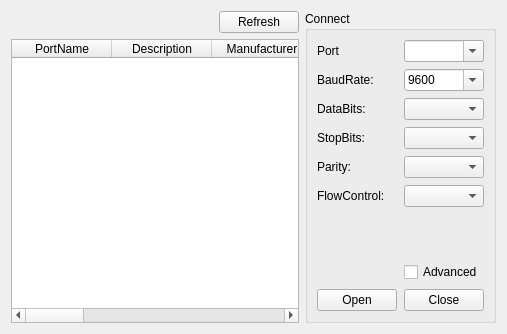
Before: the Qt Designer form src/ui/devicetab.ui in wh201906/SerialTest, drawn with Qt 5.
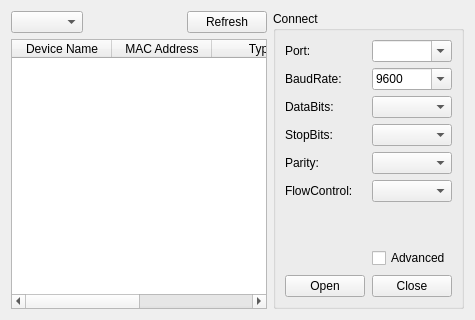
After: the same form once the commit is applied. The open tabs and pages were chosen to show the change.

Diff of the .ui file:
```diff
--- a/src/ui/devicetab.ui
+++ b/src/ui/devicetab.ui
@@ -2,19 +2,36 @@
 <ui version="4.0">
  <class>DeviceTab</class>
  <widget class="QWidget" name="DeviceTab">
-  <property name="geometry">
-   <rect>
-    <x>0</x>
-    <y>0</y>
-    <width>507</width>
-    <height>334</height>
-   </rect>
-  </property>
   <layout class="QHBoxLayout" name="horizontalLayout_2">
    <item>
     <layout class="QVBoxLayout" name="verticalLayout_2">
      <item>
       <layout class="QHBoxLayout" name="horizontalLayout">
+       <property name="spacing">
+        <number>0</number>
+       </property>
+       <property name="leftMargin">
+        <number>0</number>
+       </property>
+       <property name="topMargin">
+        <number>0</number>
+       </property>
+       <property name="rightMargin">
+        <number>0</number>
+       </property>
+       <property name="bottomMargin">
+        <number>0</number>
+       </property>
+       <item>
+        <widget class="QComboBox" name="typeBox">
+         <property name="sizePolicy">
+          <sizepolicy hsizetype="Preferred" vsizetype="Fixed">
+           <horstretch>0</horstretch>
+           <verstretch>0</verstretch>
+          </sizepolicy>
+         </property>
+        </widget>
+       </item>
        <item>
         <spacer name="horizontalSpacer">
          <property name="orientation">
@@ -38,7 +55,26 @@
       </layout>
      </item>
      <item>
-      <widget class="QTableWidget" name="deviceTable">
+      <widget class="QStackedWidget" name="targetListStack">
+       <property name="currentIndex">
+        <number>0</number>
+       </property>
+       <widget class="QWidget" name="SPListPage">
+        <layout class="QVBoxLayout" name="verticalLayout_3">
+         <property name="leftMargin">
+          <number>0</number>
+         </property>
+         <property name="topMargin">
+          <number>0</number>
+         </property>
+         <property name="rightMargin">
+          <number>0</number>
+         </property>
+         <property name="bottomMargin">
+          <number>0</number>
+         </property>
+         <item>
+          <widget class="QTableWidget" name="SP_portList">
        <property name="editTriggers">
         <set>QAbstractItemView::NoEditTriggers</set>
        </property>
@@ -50,7 +86,7 @@
        </property>
        <column>
         <property name="text">
-         <string>PortName</string>
+             <string>Port Name</string>
         </property>
        </column>
        <column>
@@ -65,7 +101,7 @@
        </column>
        <column>
         <property name="text">
-         <string>SerialNumber</string>
+             <string>Serial Number</string>
         </property>
        </column>
        <column>
@@ -75,7 +111,7 @@
        </column>
        <column>
         <property name="text">
-         <string>SystemLocation</string>
+             <string>System Location</string>
         </property>
        </column>
        <column>
@@ -96,9 +132,68 @@
       </widget>
      </item>
     </layout>
+       </widget>
+       <widget class="QWidget" name="BTClientListPage">
+        <layout class="QVBoxLayout" name="verticalLayout_5">
+         <property name="leftMargin">
+          <number>0</number>
+         </property>
+         <property name="topMargin">
+          <number>0</number>
+         </property>
+         <property name="rightMargin">
+          <number>0</number>
+         </property>
+         <property name="bottomMargin">
+          <number>0</number>
+         </property>
+         <item>
+          <widget class="QTableWidget" name="BTClient_deviceList">
+           <property name="editTriggers">
+            <set>QAbstractItemView::NoEditTriggers</set>
+           </property>
+           <property name="selectionMode">
+            <enum>QAbstractItemView::SingleSelection</enum>
+           </property>
+           <property name="selectionBehavior">
+            <enum>QAbstractItemView::SelectRows</enum>
+           </property>
+           <column>
+            <property name="text">
+             <string>Device Name</string>
+            </property>
+           </column>
+           <column>
+            <property name="text">
+             <string>MAC Address</string>
+            </property>
+           </column>
+           <column>
+            <property name="text">
+             <string>Type</string>
+            </property>
+           </column>
+           <column>
+            <property name="text">
+             <string>RSSI</string>
+            </property>
+           </column>
+          </widget>
+         </item>
+        </layout>
+       </widget>
+      </widget>
+     </item>
+    </layout>
    </item>
    <item>
     <widget class="QGroupBox" name="groupBox">
+     <property name="sizePolicy">
+      <sizepolicy hsizetype="Maximum" vsizetype="Preferred">
+       <horstretch>0</horstretch>
+       <verstretch>0</verstretch>
+      </sizepolicy>
+     </property>
      <property name="title">
       <string>Connect</string>
      </property>
@@ -107,29 +202,29 @@
        <number>7</number>
       </property>
       <item>
-       <layout class="QGridLayout" name="gridLayout_2">
-        <property name="verticalSpacing">
-         <number>7</number>
+       <widget class="QStackedWidget" name="argsStack">
+        <property name="currentIndex">
+         <number>0</number>
         </property>
-        <item row="3" column="0">
-         <widget class="QLabel" name="stopBitsLabel">
-          <property name="text">
-           <string>StopBits:</string>
+        <widget class="QWidget" name="SPArgsPage">
+         <layout class="QGridLayout" name="gridLayout">
+          <property name="leftMargin">
+           <number>0</number>
           </property>
-         </widget>
-        </item>
-        <item row="5" column="0">
-         <widget class="QLabel" name="flowControlLabel">
-          <property name="text">
-           <string>FlowControl:</string>
+          <property name="topMargin">
+           <number>0</number>
           </property>
-         </widget>
-        </item>
-        <item row="4" column="1">
-         <widget class="QComboBox" name="parityBox"/>
+          <property name="rightMargin">
+           <number>0</number>
+          </property>
+          <property name="bottomMargin">
+           <number>0</number>
+          </property>
+          <item row="5" column="1">
+           <widget class="QComboBox" name="SP_flowControlBox"/>
         </item>
         <item row="2" column="1">
-         <widget class="QComboBox" name="dataBitsBox">
+           <widget class="QComboBox" name="SP_dataBitsBox">
           <property name="editable">
            <bool>false</bool>
           </property>
@@ -138,48 +233,34 @@
           </property>
          </widget>
         </item>
-        <item row="3" column="1">
-         <widget class="QComboBox" name="stopBitsBox">
-          <property name="editable">
-           <bool>false</bool>
-          </property>
-         </widget>
-        </item>
-        <item row="0" column="1">
-         <widget class="QComboBox" name="deviceBox">
-          <property name="editable">
-           <bool>true</bool>
+          <item row="4" column="1">
+           <widget class="QComboBox" name="SP_parityBox"/>
+          </item>
+          <item row="3" column="0">
+           <widget class="QLabel" name="SP_stopBitsLabel">
+            <property name="text">
+             <string>StopBits:</string>
           </property>
          </widget>
         </item>
-        <item row="2" column="0">
-         <widget class="QLabel" name="dataBitsLabel">
+          <item row="0" column="0">
+           <widget class="QLabel" name="SP_portNameLabel">
           <property name="text">
-           <string>DataBits:</string>
+             <string>Port:</string>
           </property>
          </widget>
         </item>
-        <item row="6" column="0">
-         <spacer name="verticalSpacer">
-          <property name="orientation">
-           <enum>Qt::Vertical</enum>
-          </property>
-          <property name="sizeHint" stdset="0">
-           <size>
-            <width>20</width>
-            <height>40</height>
-           </size>
-          </property>
-         </spacer>
-        </item>
         <item row="1" column="1">
-         <widget class="QComboBox" name="baudRateBox">
+           <widget class="QComboBox" name="SP_baudRateBox">
           <property name="editable">
            <bool>true</bool>
           </property>
           <property name="currentIndex">
            <number>3</number>
           </property>
+            <property name="sizeAdjustPolicy">
+             <enum>QComboBox::AdjustToContents</enum>
+            </property>
           <item>
            <property name="text">
             <string>1200</string>
@@ -262,38 +343,120 @@
           </item>
          </widget>
         </item>
-        <item row="0" column="0">
-         <widget class="QLabel" name="deviceLabel">
+          <item row="2" column="0">
+           <widget class="QLabel" name="SP_dataBitsLabel">
           <property name="text">
-           <string>Port</string>
+             <string>DataBits:</string>
           </property>
          </widget>
         </item>
-        <item row="5" column="1">
-         <widget class="QComboBox" name="flowControlBox"/>
-        </item>
-        <item row="4" column="0">
-         <widget class="QLabel" name="parityLabel">
+          <item row="5" column="0">
+           <widget class="QLabel" name="SP_flowControlLabel">
           <property name="text">
-           <string>Parity:</string>
+             <string>FlowControl:</string>
+            </property>
+           </widget>
+          </item>
+          <item row="0" column="1">
+           <widget class="QComboBox" name="SP_portNameBox">
+            <property name="editable">
+             <bool>true</bool>
+            </property>
+            <property name="sizeAdjustPolicy">
+             <enum>QComboBox::AdjustToContents</enum>
           </property>
          </widget>
         </item>
         <item row="1" column="0">
-         <widget class="QLabel" name="baudRateLabel">
+           <widget class="QLabel" name="SP_baudRateLabel">
           <property name="text">
            <string>BaudRate:</string>
           </property>
          </widget>
         </item>
+          <item row="6" column="0">
+           <spacer name="verticalSpacer">
+            <property name="orientation">
+             <enum>Qt::Vertical</enum>
+            </property>
+            <property name="sizeHint" stdset="0">
+             <size>
+              <width>20</width>
+              <height>40</height>
+             </size>
+            </property>
+           </spacer>
+          </item>
+          <item row="3" column="1">
+           <widget class="QComboBox" name="SP_stopBitsBox">
+            <property name="editable">
+             <bool>false</bool>
+            </property>
+           </widget>
+          </item>
+          <item row="4" column="0">
+           <widget class="QLabel" name="SP_parityLabel">
+            <property name="text">
+             <string>Parity:</string>
+            </property>
+           </widget>
+          </item>
         <item row="7" column="1">
-         <widget class="QCheckBox" name="advancedBox">
+           <widget class="QCheckBox" name="SP_advancedBox">
           <property name="text">
            <string>Advanced</string>
           </property>
          </widget>
         </item>
        </layout>
+        </widget>
+        <widget class="QWidget" name="BTClientArgsPage">
+         <layout class="QVBoxLayout" name="verticalLayout_4">
+          <property name="leftMargin">
+           <number>0</number>
+          </property>
+          <property name="topMargin">
+           <number>0</number>
+          </property>
+          <property name="rightMargin">
+           <number>0</number>
+          </property>
+          <property name="bottomMargin">
+           <number>0</number>
+          </property>
+          <item>
+           <widget class="QLabel" name="label">
+            <property name="text">
+             <string>Device Address:</string>
+            </property>
+           </widget>
+          </item>
+          <item>
+           <widget class="QComboBox" name="BTClient_addressBox">
+            <property name="editable">
+             <bool>true</bool>
+            </property>
+            <property name="sizeAdjustPolicy">
+             <enum>QComboBox::AdjustToContents</enum>
+            </property>
+           </widget>
+          </item>
+          <item>
+           <spacer name="verticalSpacer_2">
+            <property name="orientation">
+             <enum>Qt::Vertical</enum>
+            </property>
+            <property name="sizeHint" stdset="0">
+             <size>
+              <width>20</width>
+              <height>40</height>
+             </size>
+            </property>
+           </spacer>
+          </item>
+         </layout>
+        </widget>
+       </widget>
       </item>
       <item>
        <layout class="QHBoxLayout" name="horizontalLayout_3">
```
Left out of the diff: 2 changed lines with no effect on the pictures. Lines whose indentation alone changed are shown as unchanged.
